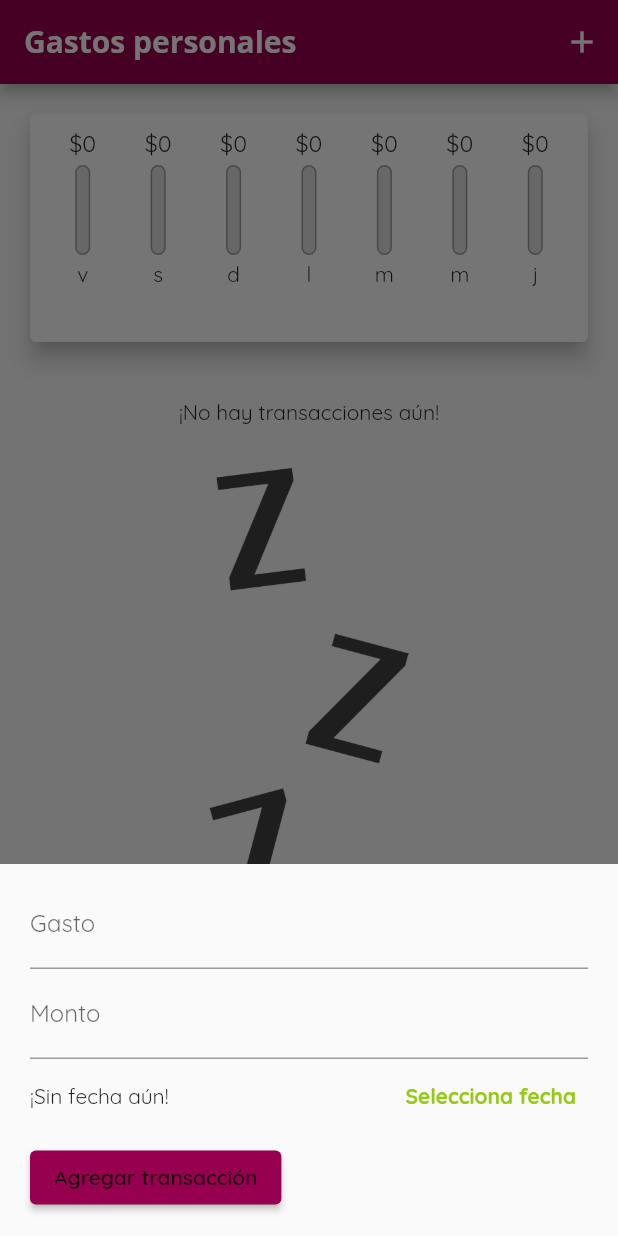
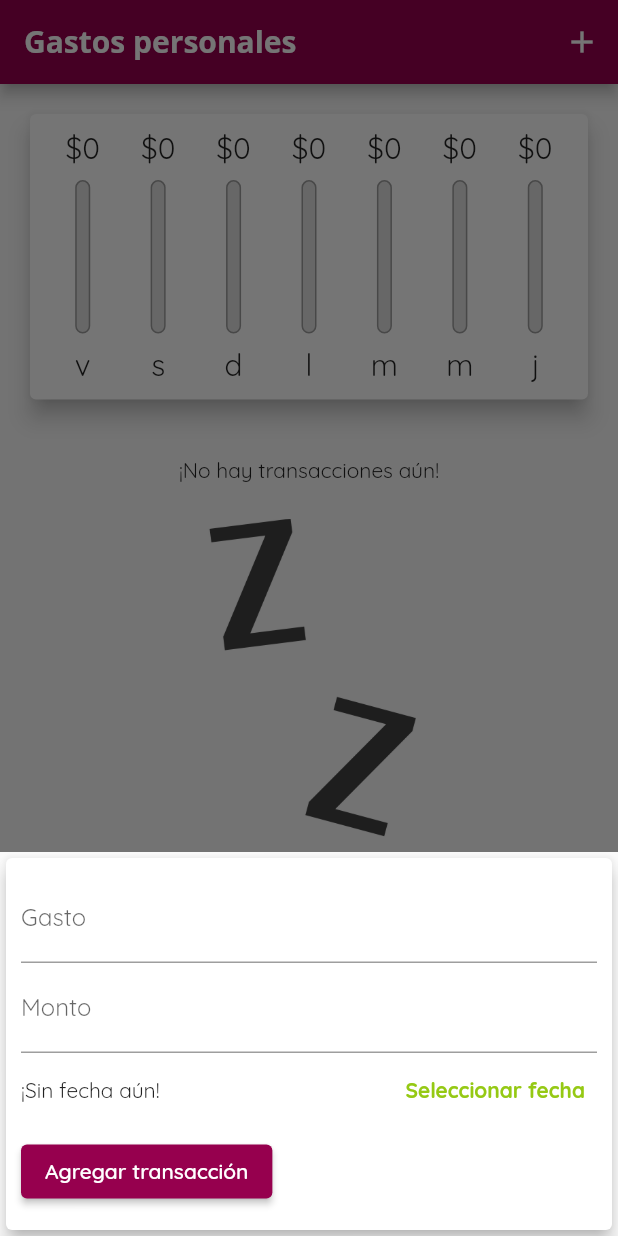
Before and after one commit to Arlinropin/ProjectGuideFlutter, a Flutter app: the screen it shows after launch, after a tap on the "add" icon, on a phone screen of 412 x 824 dp. Run offline on Flutter 3.47's test engine with Material 2 defaults, Android fonts, the phone set to English and light mode, and no system bars; missing offline and left inert: dart:ffi.

Commit message:
Avances en my_app. Widgets

```diff
--- /dev/null
+++ b/my_app/lib/Widgets/adaptiveButton.dart
@@ -0,0 +1,36 @@
+import 'dart:io';
+import 'package:flutter/material.dart';
+import 'package:flutter/cupertino.dart';
+
+class AdaptiveButton extends StatelessWidget {
+  final String text;
+  final Function handler;
+
+  AdaptiveButton(this.text, this.handler);
+
+  void _handler() {
+    handler();
+  }
+
+  @override
+  Widget build(BuildContext context) {
+    return Container(
+        child: Platform.isIOS
+            ? CupertinoButton(
+                color: Theme.of(context).primaryColor,
+                child: Text(
+                  text,
+                  style: TextStyle(
+                      color: Colors.white, fontWeight: FontWeight.bold),
+                ),
+                onPressed: _handler)
+            : TextButton(
+                onPressed: _handler,
+                child: Text(
+                  text,
+                  style: TextStyle(
+                      color: Theme.of(context).accentColor,
+                      fontWeight: FontWeight.bold),
+                )));
+  }
+}
--- a/my_app/lib/Widgets/chart.dart
+++ b/my_app/lib/Widgets/chart.dart
@@ -18,8 +18,6 @@ class Chart extends StatelessWidget {
           totalSum += recentTransactions[i].amount;
         }
       }
-      print(DateFormat.E().format(weekday));
-      print(totalSum);
       return {
         'day': DateFormat.E('es').format(weekday).substring(0, 1),
         'amount': totalSum
@@ -36,7 +34,7 @@ class Chart extends StatelessWidget {
 
   @override
   Widget build(BuildContext context) {
-    print(gropedTransactionValues);
+    print('Build NewTransaction');
     return Container(
         child: Card(
             elevation: 6,
--- a/my_app/lib/Widgets/chartBar.dart
+++ b/my_app/lib/Widgets/chartBar.dart
@@ -9,17 +9,18 @@ class ChartBar extends StatelessWidget {
 
   @override
   Widget build(BuildContext context) {
+    return LayoutBuilder(builder: (context, constraints) {
       return Column(
         children: [
           Container(
-            height: 20,
+              height: constraints.maxHeight * 0.15,
               child: FittedBox(
                   child: Text('\$${spendingAmount.toStringAsFixed(0)}'))),
           SizedBox(
-          height: 4,
+            height: constraints.maxHeight * 0.05,
           ),
           Container(
-            height: 60,
+              height: constraints.maxHeight * 0.6,
               width: 10,
               child: Stack(
                 children: [
@@ -38,9 +39,12 @@ class ChartBar extends StatelessWidget {
                   )
                 ],
               )),
-        SizedBox(height: 4),
-        Text(label)
+          SizedBox(height: constraints.maxHeight * 0.05),
+          Container(
+              height: constraints.maxHeight * 0.15,
+              child: FittedBox(child: Text(label)))
         ],
       );
+    });
   }
 }
--- a/my_app/lib/Widgets/newTransaction.dart
+++ b/my_app/lib/Widgets/newTransaction.dart
@@ -1,5 +1,9 @@
+import 'dart:convert';
+import 'dart:io';
+import 'package:flutter/cupertino.dart';
 import 'package:flutter/material.dart';
 import 'package:intl/intl.dart';
+import 'package:my_app/Widgets/adaptiveButton.dart';
 
 class NewTransaction extends StatefulWidget {
   final Function addNewTransaction;
@@ -46,8 +50,17 @@ class _NewTransactionState extends State<NewTransaction> {
 
   @override
   Widget build(BuildContext context) {
-    return Container(
-      padding: const EdgeInsets.symmetric(horizontal: 20, vertical: 10),
+    print('Build NewTransaction');
+    final mediaQuery = MediaQuery.of(context);
+    return SingleChildScrollView(
+      child: Card(
+        elevation: 5,
+        child: Container(
+          padding: EdgeInsets.only(
+              bottom: mediaQuery.viewInsets.bottom + 10,
+              left: 10,
+              right: 10,
+              top: 10),
           child: Wrap(crossAxisAlignment: WrapCrossAlignment.end, children: [
             TextField(
               decoration: const InputDecoration(labelText: 'Gasto'),
@@ -70,14 +83,8 @@ class _NewTransactionState extends State<NewTransaction> {
                         : ('Fecha: ' +
                             DateFormat.yMMMMd('es').format(_selectedDate!))),
                   ),
-              TextButton(
-                  onPressed: _presentDatePicker,
-                  child: Text(
-                    'Selecciona fecha',
-                    style: TextStyle(
-                        color: Theme.of(context).accentColor,
-                        fontWeight: FontWeight.bold),
-                  ))
+                  AdaptiveButton(
+                      'Seleccionar fecha', () => _presentDatePicker())
                 ],
               ),
             ),
@@ -87,11 +94,12 @@ class _NewTransactionState extends State<NewTransaction> {
                   onPressed: _submitData,
                   child: Text(
                     'Agregar transacción',
-                style:
-                    TextStyle(color: Theme.of(context).textTheme.button?.color),
+                    style: TextStyle(color: Colors.white),
                   )),
             )
           ]),
+        ),
+      ),
     );
   }
 }
--- a/my_app/lib/Widgets/transactionList.dart
+++ b/my_app/lib/Widgets/transactionList.dart
@@ -1,5 +1,6 @@
 import 'package:flutter/material.dart';
 import 'package:intl/intl.dart';
+import 'package:my_app/Widgets/transactionItem.dart';
 import 'package:my_app/models/Transaction.dart';
 import '../models/Transaction.dart';
 
@@ -13,49 +14,27 @@ class TransactionList extends StatelessWidget {
   var index = 0;
   @override
   Widget build(BuildContext context) {
+    print('Build TransactionList');
     return Container(
       child: (transactions.isNotEmpty)
           ? ListView.builder(
               itemBuilder: (contextList, index) {
-                  return Card(
-                    elevation: 5,
-                    margin:
-                        const EdgeInsets.symmetric(horizontal: 20, vertical: 5),
-                    child: ListTile(
-                      leading: CircleAvatar(
-                        radius: 30,
-                        child: Padding(
-                          padding: const EdgeInsets.all(5),
-                          child: FittedBox(
-                              child: Text('\$${transactions[index].amount}')),
-                        ),
-                      ),
-                      title: Text(
-                        transactions[index].title,
-                        style: Theme.of(context).textTheme.titleMedium,
-                      ),
-                      subtitle: Text(DateFormat.yMMMMd('es')
-                          .format(transactions[index].date)),
-                      trailing: IconButton(
-                        icon: Icon(Icons.delete),
-                        color: Theme.of(context).errorColor,
-                        onPressed: () =>
-                            deleteTransaction(transactions[index].id),
-                      ),
-                    ),
-                  );
+                return TransactionItem(transactions[index], deleteTransaction);
               },
               itemCount: transactions.length,
             )
-            : Column(
+          : LayoutBuilder(builder: (context, constraints) {
+              return Column(
                 children: [
-                  Text('\n¡No hay transacciones aún!\n'),
-                  SizedBox(height: 10),
+                  const Text('\n¡No hay transacciones aún!\n'),
+                  SizedBox(height: constraints.maxHeight * 0.01),
                   Container(
-                      height: 300,
+                      height: constraints.maxHeight * 0.6,
                       child: Image.asset('assets/images/waiting.png',
                           fit: BoxFit.cover))
                 ],
-              ));
+              );
+            }),
+    );
   }
 }
--- a/my_app/lib/main.dart
+++ b/my_app/lib/main.dart
@@ -1,4 +1,6 @@
+import 'dart:io';
 import 'package:flutter/material.dart';
+import 'package:flutter/services.dart';
 import 'package:intl/date_symbol_data_local.dart';
 import 'package:my_app/Theme/ThemeApp.dart';
 import 'package:my_app/Widgets/transactionList.dart';
@@ -6,7 +8,12 @@ import 'models/Transaction.dart';
 import 'Widgets/chart.dart';
 import 'Widgets/newTransaction.dart';
 
-void main() => runApp(MyApp());
+void main() {
+  // WidgetsFlutterBinding.ensureInitialized();
+  // SystemChrome.setPreferredOrientations(
+  //     [DeviceOrientation.portraitUp, DeviceOrientation.portraitDown]);
+  runApp(MyApp());
+}
 
 class MyApp extends StatelessWidget {
   @override
@@ -64,8 +71,14 @@ class _MyHomePageState extends State<MyHomePage> {
     });
   }
 
+  bool _showChart = false;
+
   @override
   Widget build(BuildContext context) {
+    print('Build Main');
+    final mediaQuery = MediaQuery.of(context);
+    final isLandscape = mediaQuery.orientation == Orientation.landscape;
+
     final appBar = AppBar(
       title: const Text('Gastos personales'),
       actions: [
@@ -74,30 +87,55 @@ class _MyHomePageState extends State<MyHomePage> {
             icon: const Icon(Icons.add))
       ],
     );
-    final usableSpace = (MediaQuery.of(context).size.height -
-        MediaQuery.of(context).padding.top -
+
+    final usableSpace = (mediaQuery.size.height -
+        mediaQuery.padding.top -
         appBar.preferredSize.height);
+
+    final list = TransactionList(
+        transactions: _userTransactions, deleteTransaction: _deleteTransaction);
+
+    final chart = Chart(_recentTransactions);
+
+    final switchLandscape =
+        Row(mainAxisAlignment: MainAxisAlignment.center, children: [
+      Text('Mostrar el gráfico'),
+      Switch.adaptive(
+          activeColor: Theme.of(context).accentColor,
+          value: _showChart,
+          onChanged: (value) {
+            setState(() {
+              _showChart = value;
+            });
+          })
+    ]);
+
     return Scaffold(
       appBar: appBar,
       body: SingleChildScrollView(
         child: Column(
           crossAxisAlignment: CrossAxisAlignment.stretch,
           children: [
-            Container(
-                height: usableSpace * 0.25, child: Chart(_recentTransactions)),
-            Container(
-              height: usableSpace * 0.75,
-              child: TransactionList(
-                  transactions: _userTransactions,
-                  deleteTransaction: _deleteTransaction),
-            )
+            isLandscape
+                ? Column(children: [
+                    switchLandscape,
+                    Container(
+                        height: usableSpace, child: _showChart ? chart : list)
+                  ])
+                : Column(children: [
+                    Container(height: usableSpace * 0.3, child: chart),
+                    Container(height: usableSpace * 0.7, child: list)
+                  ])
           ],
         ),
       ),
-      floatingActionButton: FloatingActionButton(
-        child: const Icon(Icons.add),
-        onPressed: () => _startAddNewTransaction(),
-      ),
+      floatingActionButtonLocation: FloatingActionButtonLocation.miniEndFloat,
+      floatingActionButton: Platform.isIOS
+          ? Container()
+          : FloatingActionButton(
+              child: const Icon(Icons.add),
+              onPressed: () => _startAddNewTransaction(),
+            ),
     );
   }
 }
```
Also changed, not shown: my_app/lib/Widgets/transactionItem.dart (added, +49 -0 lines). Lines whose indentation alone changed are shown as unchanged.
